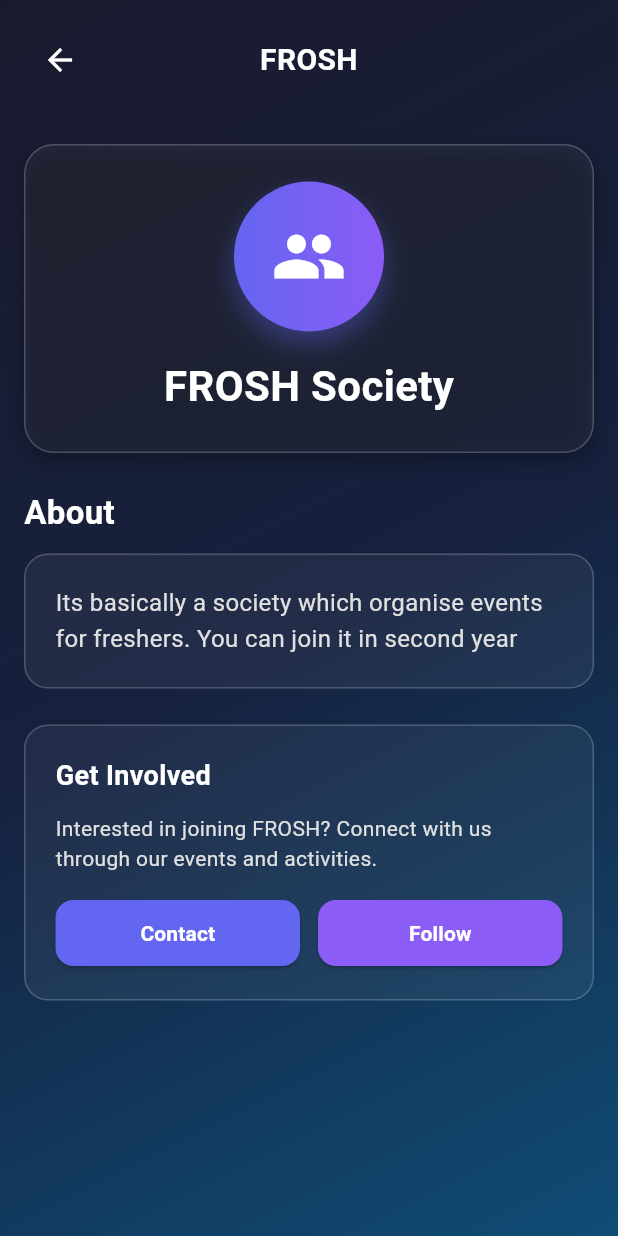
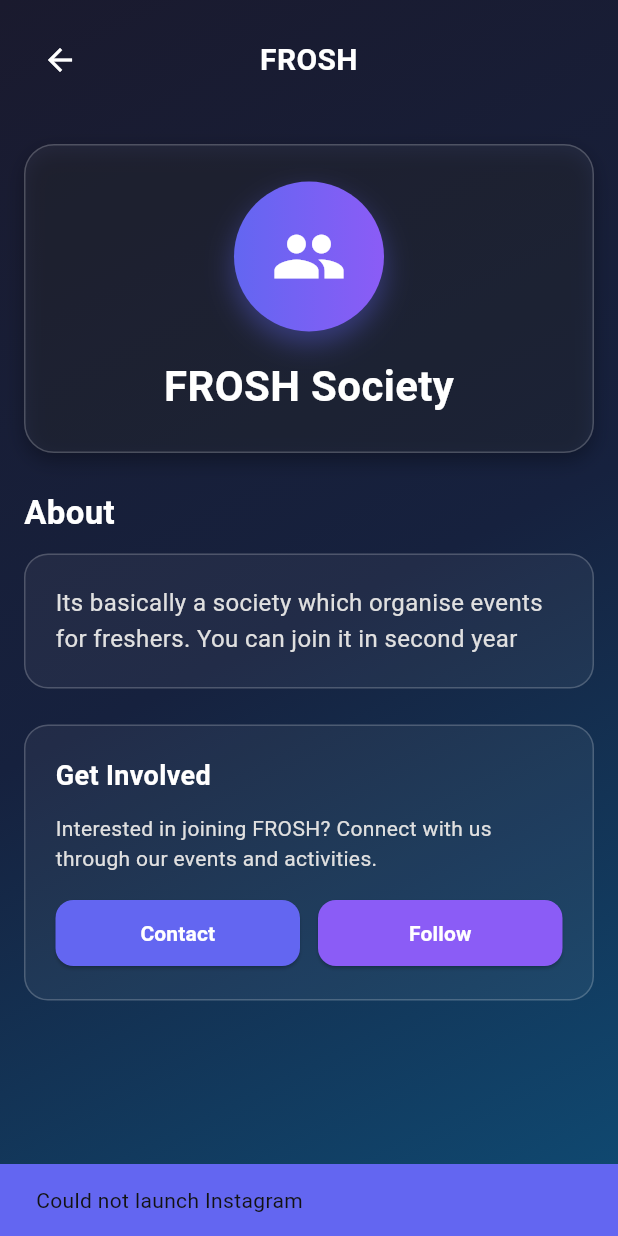
Before and after one commit to WEFT-TIET/FRONTEND, a Flutter app: the SocietyDetailPage screen opened directly with sample values from the repository, after a tap on "Contact", on a phone screen of 412 x 824 dp. Run offline on Flutter 3.47's test engine with Material 3 defaults, Android fonts, the phone set to English and light mode, and no system bars; our stand-ins replace cloud_firestore, firebase_core, firebase_storage, flutter_card_swiper, flutter_riverpod, flutter_svg and 4 more; missing offline and left inert: jwt_decode; accounts and stored records are empty.

Commit message:
Soc insta url added

```diff
--- a/frontend_weft/lib/features/home/view/Drawer/soc_page/model/society_model.dart
+++ b/frontend_weft/lib/features/home/view/Drawer/soc_page/model/society_model.dart
@@ -4,6 +4,7 @@ class Society {
   final String id;
   final String name;
   final String fullName;
+   final String instagramHandle;
   final IconData icon;
   //final String memberCount;
 
@@ -13,6 +14,7 @@ class Society {
     required this.id,
     required this.name,
     required this.fullName,
+    required this.instagramHandle,
     required this.icon,
     //required this.memberCount,
 
--- a/frontend_weft/lib/features/home/view/Drawer/soc_page/pages/society_page.dart
+++ b/frontend_weft/lib/features/home/view/Drawer/soc_page/pages/society_page.dart
@@ -1,6 +1,7 @@
 import 'package:flutter/material.dart';
 import 'package:frontend_weft/features/home/view/Drawer/soc_page/model/society_model.dart';
 import 'package:frontend_weft/features/home/view/Drawer/soc_page/services/society_service.dart';
+import 'package:url_launcher/url_launcher.dart';
 
 class SocietyPage extends StatelessWidget {
   const SocietyPage({Key? key}) : super(key: key);
@@ -315,14 +316,30 @@ class SocietyDetailPage extends StatelessWidget {
                               children: [
                                 Expanded(
   child: ElevatedButton(
-                                    onPressed: () {
+    onPressed: () async {
+      if (society.instagramHandle.isEmpty) {
         ScaffoldMessenger.of(context).showSnackBar(
           SnackBar(
-                                          content: Text('Contact info will be available soon!'),
+            content: Text('No Instagram available for ${society.name}'),
             backgroundColor: Color(0xFF6366f1),
-                                          duration: Duration(milliseconds: 500),
           ),
         );
+        return;
+      }
+
+      final instaUrl = 'https://instagram.com/${society.instagramHandle}';
+      final uri = Uri.parse(instaUrl);
+
+      if (await canLaunchUrl(uri)) {
+        await launchUrl(uri);
+      } else {
+        ScaffoldMessenger.of(context).showSnackBar(
+          SnackBar(
+            content: Text('Could not launch Instagram'),
+            backgroundColor: Color(0xFF6366f1),
+          ),
+        );
+      }
     },
     style: ElevatedButton.styleFrom(
       backgroundColor: Color(0xFF6366f1),
--- a/frontend_weft/lib/features/home/view/Drawer/soc_page/services/society_service.dart
+++ b/frontend_weft/lib/features/home/view/Drawer/soc_page/services/society_service.dart
@@ -7,6 +7,7 @@ class SocietyService {
       id: 'frosh',
       name: 'FROSH',
       fullName: 'FROSH Society',
+      instagramHandle: 'froshtiet',
       icon: Icons.people,
       description: 'Its basically a society which organise events for freshers. You can join it in second year',
     ),
@@ -14,6 +15,7 @@ class SocietyService {
       id: 'mlsc',
       name: 'MLSC',
       fullName: 'Microsoft Learn Student Club',
+      instagramHandle: 'mlsc_tiet',
       icon: Icons.computer,
       description: 'Microsoft Learn Student Club - A technical society focused on Microsoft technologies, coding competitions, and skill development. We help students learn new technologies and build amazing projects.',
 
@@ -21,6 +23,7 @@ class SocietyService {
     Society(
       id: 'faps',
       name: 'FAPS',
+      instagramHandle: 'faps_tiet',
       icon: Icons.people,
       fullName: 'Fine Arts and Photography Society',
       description: 'A society which you can join if you have interest in painting and photography.',
@@ -29,6 +32,7 @@ class SocietyService {
     Society(
       id: 'mars',
       name: 'MARS',
+      instagramHandle: 'mars_tiet',
        icon: Icons.people,
       fullName: 'Mechatronics and Robotics Society',
       description: 'Mechatronics and robotics society in which they will help you give understanding about how to robots and stuff.',
@@ -36,6 +40,7 @@ class SocietyService {
     Society(
       id: 'ccs',
       name: 'CCS',
+      instagramHandle: 'ccs_tiet',
       fullName: 'Coding and Competitive Society',
       icon: Icons.computer,
       description: 'Technical society which organise coding competitions and help you in learning new technologies.',
--- a/frontend_weft/pubspec.yaml
+++ b/frontend_weft/pubspec.yaml
@@ -35,6 +35,7 @@ dependencies:
   geolocator: ^10.1.0
   intl: ^0.18.0
   excel: ^2.0.0  # For reading Excel files
+  url_launcher: ^6.3.2
 
   # The following adds the Cupertino Icons font to your application.
   # Use with the CupertinoIcons class for iOS style icons.
```
Also changed, not shown: frontend_weft/pubspec.lock, 5 other files. Lines whose indentation alone changed are shown as unchanged.
